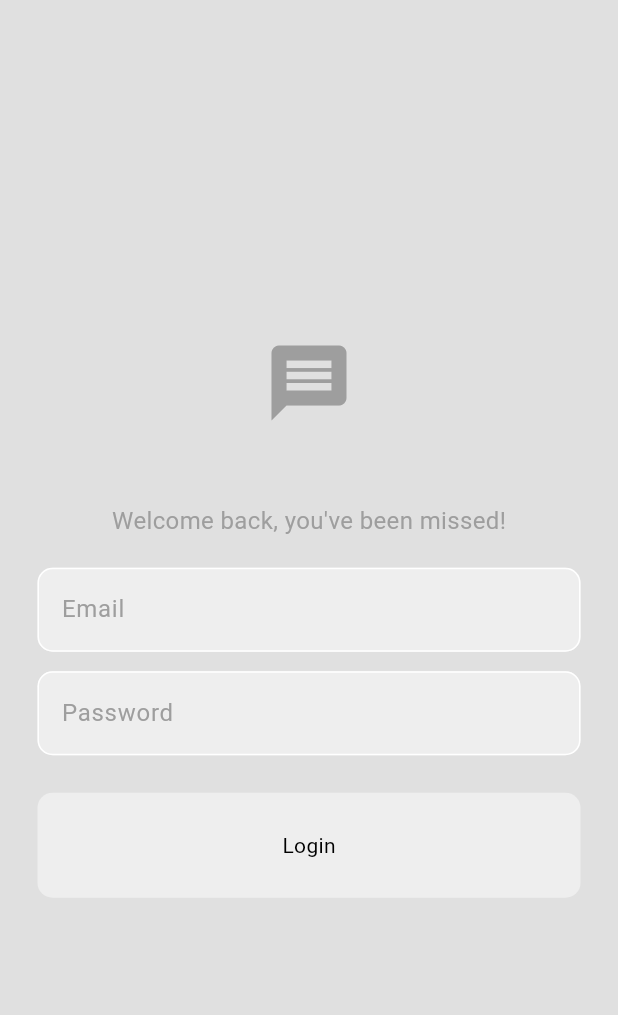
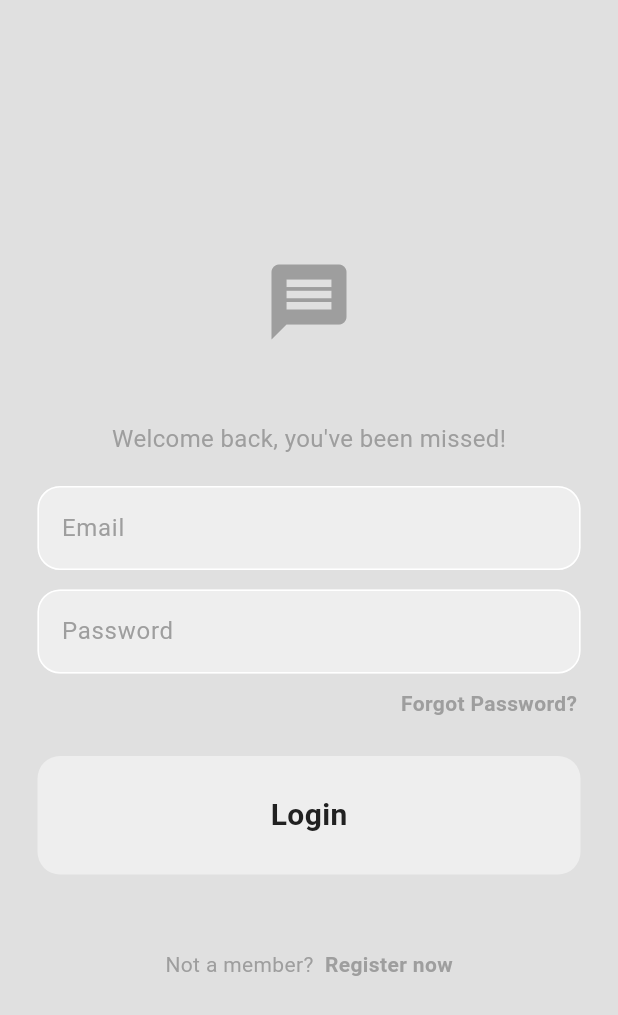
Before and after one commit to Salmamakina/Chat-app-Flutter-Firebase, a Flutter app: the screen it shows after launch, on a phone screen of 412 x 824 dp. Shown: the top 1015 px of the screen. Run offline on Flutter 3.47's test engine with Material 3 defaults, Android fonts, the phone set to English and light mode, and no system bars; our stand-ins replace firebase_core; accounts and stored records are empty.

Commit message:
sec commit

```diff
--- /dev/null
+++ b/lib/auth/auth_service.dart
@@ -0,0 +1 @@
+import 'package:flutter/material.dart';
--- /dev/null
+++ b/lib/auth/login_or_register.dart
@@ -0,0 +1,33 @@
+import 'package:chat_app/screens/login_home.dart';
+import 'package:chat_app/screens/register-page.dart';
+import 'package:flutter/material.dart';
+class LoginOrRegister extends StatefulWidget {
+  const LoginOrRegister({super.key});
+
+  @override
+  State<LoginOrRegister> createState() => _LoginOrRegisterState();
+}
+
+class _LoginOrRegisterState extends State<LoginOrRegister> {
+
+
+  bool showLoginPage = true;
+  void togglePages(){
+    setState(() {
+      showLoginPage = !showLoginPage;
+    });
+  }
+  @override
+  Widget build(BuildContext context) {
+    if(showLoginPage){
+      return LoginHome(
+        onTap: togglePages,
+      );
+    }
+    else{
+    return RegisterHome(
+      onTap: togglePages,
+    );
+    }
+  }
+}
--- a/lib/components/my_buttom.dart
+++ b/lib/components/my_buttom.dart
@@ -3,18 +3,23 @@ import 'package:flutter/material.dart';
 
 class MyButtom extends StatelessWidget {
   final String text;
-  const MyButtom({super.key, required this.text});
+  final void Function()? onTap;
+  const MyButtom({super.key, required this.text, required this.onTap});
 
   @override
   Widget build(BuildContext context) {
-    return Container(
-      decoration: BoxDecoration(
-        color: Theme.of(context).colorScheme.secondary,
-        borderRadius: BorderRadius.circular(10)
+    return GestureDetector(
+      onTap: onTap,
+      child: Container(
+        decoration: BoxDecoration(
+          color: Theme.of(context).colorScheme.secondary,
+          borderRadius: BorderRadius.circular(15)
+        ),
+        padding: EdgeInsets.all(25),
+        margin: EdgeInsets.symmetric(horizontal: 25),
+        child: Center(child: Text(text, style: TextStyle(fontWeight: FontWeight.bold, fontSize: 20, color: Theme.of(context).colorScheme.inversePrimary),),
       ),
-      padding: EdgeInsets.all(25),
-      margin: EdgeInsets.symmetric(horizontal: 25),
-      child: Center(child: Text(text)),
+      ),
     );
   }
 }
--- a/lib/components/my_textField.dart
+++ b/lib/components/my_textField.dart
@@ -24,11 +24,13 @@ class MyTextfield extends StatelessWidget {
           enabledBorder: OutlineInputBorder(
             borderSide:
                 BorderSide(color: Theme.of(context).colorScheme.tertiary),
-            borderRadius: BorderRadius.circular(10),
+            borderRadius: BorderRadius.circular(15),
           ),
           focusedBorder: OutlineInputBorder(
             borderSide:
-                BorderSide(color: Theme.of(context).colorScheme.tertiary),
+                BorderSide(color: Theme.of(context).colorScheme.primary),
+            borderRadius: BorderRadius.circular(15)
+
           ),
           fillColor: Theme.of(context).colorScheme.secondary,
           filled: true,
--- a/lib/main.dart
+++ b/lib/main.dart
@@ -1,8 +1,13 @@
+import 'package:chat_app/auth/login_or_register.dart';
+import 'package:chat_app/firebase_options.dart';
 import 'package:chat_app/screens/login_home.dart';
 import 'package:chat_app/themes/light_mode.dart';
+import 'package:firebase_core/firebase_core.dart';
 import 'package:flutter/material.dart';
 
-void main() {
+void main() async{
+  WidgetsFlutterBinding.ensureInitialized();
+  await Firebase.initializeApp(options: DefaultFirebaseOptions.currentPlatform);
   runApp(const MyApp());
 }
  class MyApp extends StatelessWidget {
@@ -12,7 +17,7 @@ void main() {
   Widget build(BuildContext context) {
     return MaterialApp(
       debugShowCheckedModeBanner: false,
-      home: LoginHome(),
+      home: LoginOrRegister(),
       theme: lightMode,
     );
   }
--- a/lib/screens/login_home.dart
+++ b/lib/screens/login_home.dart
@@ -3,11 +3,10 @@ import 'package:chat_app/components/my_textField.dart';
 import 'package:flutter/material.dart';
 
 class LoginHome extends StatelessWidget {
-
   final TextEditingController _emailController = TextEditingController();
   final TextEditingController _passwordController = TextEditingController();
-  LoginHome({super.key});
-
+  final void Function()? onTap;
+  LoginHome({super.key, required this.onTap});
 
   @override
   Widget build(BuildContext context) {
@@ -46,13 +45,54 @@ class LoginHome extends StatelessWidget {
               obscureText: true,
               controller: _passwordController,
             ),
+            const SizedBox(height: 10,),
+            Container(
+              padding: EdgeInsets.only(left: 240),
+              child: GestureDetector(
+                child: Text(
+                  "Forgot Password?",
+                  style: TextStyle(
+                      fontWeight: FontWeight.bold,
+                      color: Theme.of(context).colorScheme.primary),
+                ),
+              ),
+            ),
             const SizedBox(
               height: 25,
             ),
-            MyButtom(text: "Login")
+            MyButtom(
+              text: "Login",
+              onTap: login,
+            ),
+
+            const SizedBox(
+              height: 50,
+            ),
+            Row(
+              mainAxisAlignment: MainAxisAlignment.center,
+              children: [
+                Text(
+                  "Not a member? ",
+                  style:
+                      TextStyle(color: Theme.of(context).colorScheme.primary),
+                ),
+                GestureDetector(
+                  onTap: onTap,
+                  child: Text(
+                    " Register now",
+                    style: TextStyle(
+                        fontWeight: FontWeight.bold,
+                        color: Theme.of(context).colorScheme.primary),
+                  ),
+                ),
+              ],
+            )
           ],
         ),
       ),
     );
   }
+
+  void login() {}
+  void register() {}
 }
--- a/pubspec.yaml
+++ b/pubspec.yaml
@@ -35,6 +35,8 @@ dependencies:
   # The following adds the Cupertino Icons font to your application.
   # Use with the CupertinoIcons class for iOS style icons.
   cupertino_icons: ^1.0.6
+  firebase_core: ^3.0.0
+  firebase_auth: ^5.0.0
 
 dev_dependencies:
   flutter_test:
```
Also changed, not shown: lib/screens/register-page.dart (+87 -0 lines), firebase.json (added), lib/firebase_options.dart (added), pubspec.lock, 5 other files.
